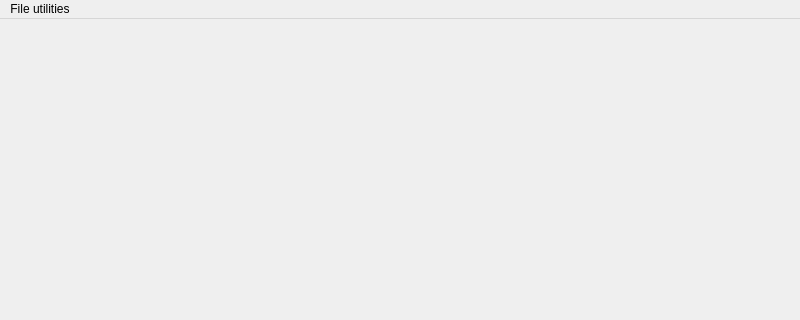
Old version of the form mainwindow.ui in the repository olegphpgithub/nnUtils; both pictures show x 0 to 800 and y 0 to 320 of the 800 by 600 pixel window.
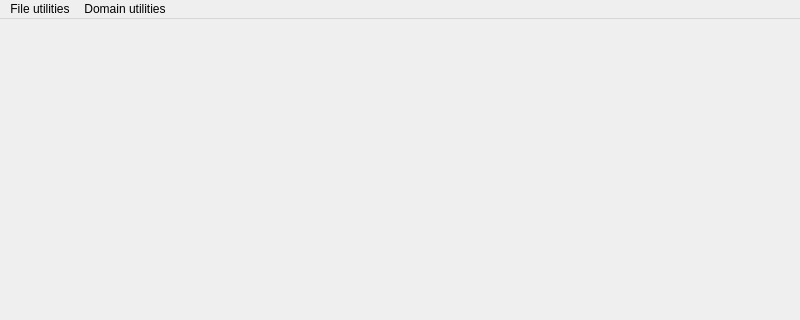
New version of the form.

Commit message: Make menu;

Diff of the .ui file:
```diff
--- a/mainwindow.ui
+++ b/mainwindow.ui
@@ -23,13 +23,20 @@
      <height>21</height>
     </rect>
    </property>
-   <widget class="QMenu" name="menuFile_utilities">
+   <widget class="QMenu" name="menuFileUtilities">
     <property name="title">
      <string>File utilities</string>
     </property>
     <addaction name="actionLock_file"/>
    </widget>
-   <addaction name="menuFile_utilities"/>
+   <widget class="QMenu" name="menuDomainUtilities">
+    <property name="title">
+     <string>Domain utilities</string>
+    </property>
+    <addaction name="actionCheckDomainUtility"/>
+   </widget>
+   <addaction name="menuFileUtilities"/>
+   <addaction name="menuDomainUtilities"/>
   </widget>
   <widget class="QStatusBar" name="statusbar"/>
   <action name="actionLock_file">
```
Left out of the diff: 20 changed lines with no effect on the pictures. The commit also changes 2 other files.
